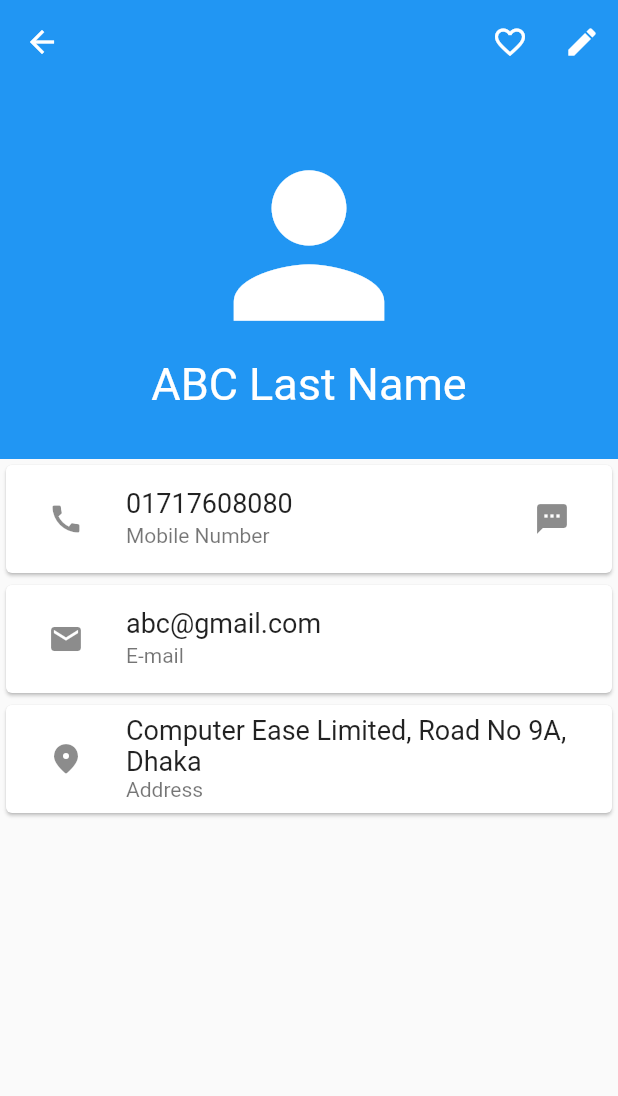
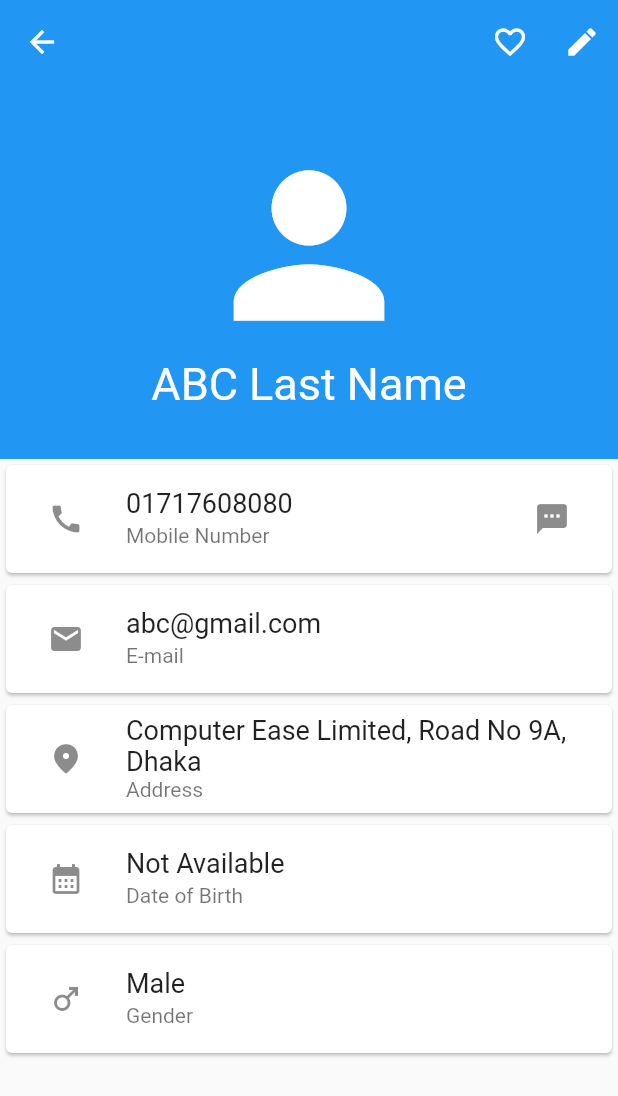
Before and after one commit to redoy-ahmed/contact_app, a Flutter app: the screen it shows after launch, after a tap on an icon or button, on a phone screen of 412 x 824 dp. Shown: the top 1096 px of the screen. Run offline on Flutter 3.47's test engine with Material 2 defaults, Android fonts, the phone set to English and light mode, and no system bars.

Commit message:
1. Gender Added 2. Date of Birth Added

```diff
--- a/lib/db/db_helper.dart
+++ b/lib/db/db_helper.dart
@@ -5,12 +5,14 @@ List<Contact> allContactList = [
       name: 'ABC Last Name',
       mobileNumber: '01717608080',
       email: 'abc@gmail.com',
-      address: 'Computer Ease Limited, Road No 9A, Dhaka'),
+      address: 'Computer Ease Limited, Road No 9A, Dhaka',
+      gender: 'Male'),
   Contact(
       name: 'DEF Last Name',
       mobileNumber: '01717608081',
       email: 'def@gmail.com',
-      address: 'Computer Ease Limited, Road No 9A, Dhaka'),
+      address: 'Computer Ease Limited, Road No 9A, Dhaka',
+      gender: 'Female'),
   Contact(
       name: 'GHI Last Name',
       mobileNumber: '01717608082',
--- a/lib/pages/contact_details.dart
+++ b/lib/pages/contact_details.dart
@@ -133,6 +133,44 @@ class _ContactDetailsState extends State<ContactDetails> {
                 ),
               ),
             ),
+            Card(
+              child: ListTile(
+                title: Text(
+                  contact.dob == null ? 'Not Available' : contact.dob!,
+                  style: const TextStyle(
+                    fontSize: 18,
+                  ),
+                ),
+                subtitle: const Text(
+                  'Date of Birth',
+                ),
+                leading: IconButton(
+                  icon: const Icon(Icons.calendar_month),
+                  onPressed: () {},
+                ),
+              ),
+            ),
+            Card(
+              child: ListTile(
+                title: Text(
+                  contact.gender == null ? 'Not Available' : contact.gender!,
+                  style: const TextStyle(
+                    fontSize: 18,
+                  ),
+                ),
+                subtitle: const Text(
+                  'Gender',
+                ),
+                leading: IconButton(
+                  icon: contact.gender == null
+                      ? const Icon(Icons.transgender)
+                      : (contact.gender == 'Male'
+                          ? const Icon(Icons.male)
+                          : const Icon(Icons.female)),
+                  onPressed: () {},
+                ),
+              ),
+            ),
           ],
         ));
   }
```
